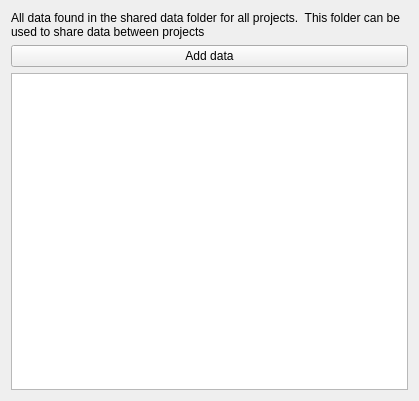
Above: src/configmanager/ui/nodewidgets/ui_datawidget.ui from roam-qgis/Roam before the change. Below: the same form after it.
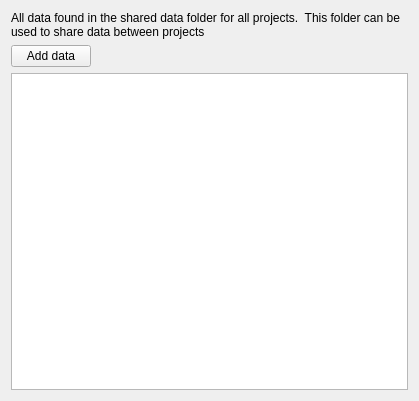
That is the form after the change. Icons and pictures are not drawn.

The edit to the form file:
```diff
--- a/src/configmanager/ui/nodewidgets/ui_datawidget.ui
+++ b/src/configmanager/ui/nodewidgets/ui_datawidget.ui
@@ -14,10 +14,25 @@
    <string>Form</string>
   </property>
   <layout class="QGridLayout" name="gridLayout">
-   <item row="2" column="0">
+   <item row="0" column="0">
+    <widget class="QLabel" name="label">
+     <property name="text">
+      <string>All data found in the shared data folder for all projects.  This folder can be used to share data between projects</string>
+     </property>
+     <property name="wordWrap">
+      <bool>true</bool>
+     </property>
+    </widget>
+   </item>
+   <item row="4" column="0">
     <widget class="QTreeView" name="listDataList"/>
    </item>
-   <item row="1" column="0">
+   <item row="2" column="0">
+    <layout class="QHBoxLayout" name="horizontalLayout">
+     <property name="topMargin">
+      <number>0</number>
+     </property>
+     <item>
     <widget class="QPushButton" name="btnAddData">
      <property name="sizePolicy">
       <sizepolicy hsizetype="Minimum" vsizetype="Maximum">
@@ -40,15 +55,20 @@
      </property>
     </widget>
    </item>
-   <item row="0" column="0">
-    <widget class="QLabel" name="label">
-     <property name="text">
-      <string>All data found in the shared data folder for all projects.  This folder can be used to share data between projects</string>
-     </property>
-     <property name="wordWrap">
-      <bool>true</bool>
-     </property>
-    </widget>
+     <item>
+      <spacer name="horizontalSpacer">
+       <property name="orientation">
+        <enum>Qt::Horizontal</enum>
+       </property>
+       <property name="sizeHint" stdset="0">
+        <size>
+         <width>40</width>
+         <height>20</height>
+        </size>
+       </property>
+      </spacer>
+     </item>
+    </layout>
    </item>
   </layout>
  </widget>
```
Lines whose indentation alone changed are shown as unchanged.
